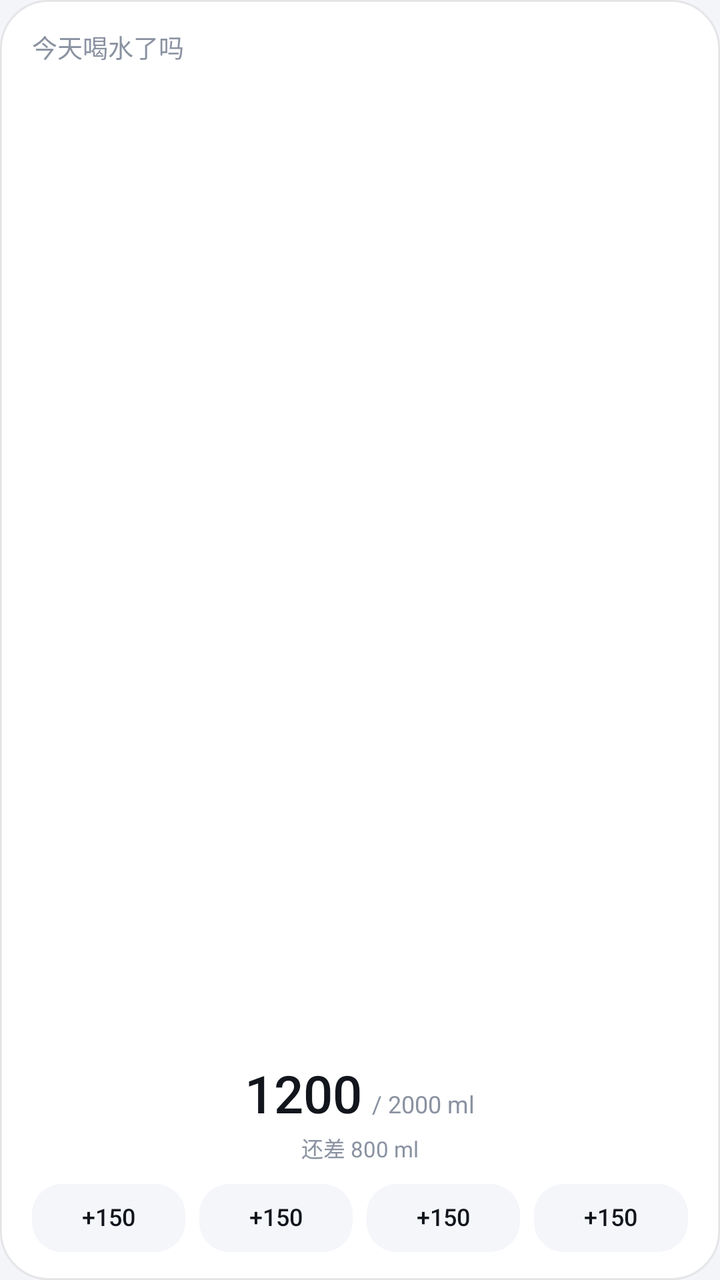
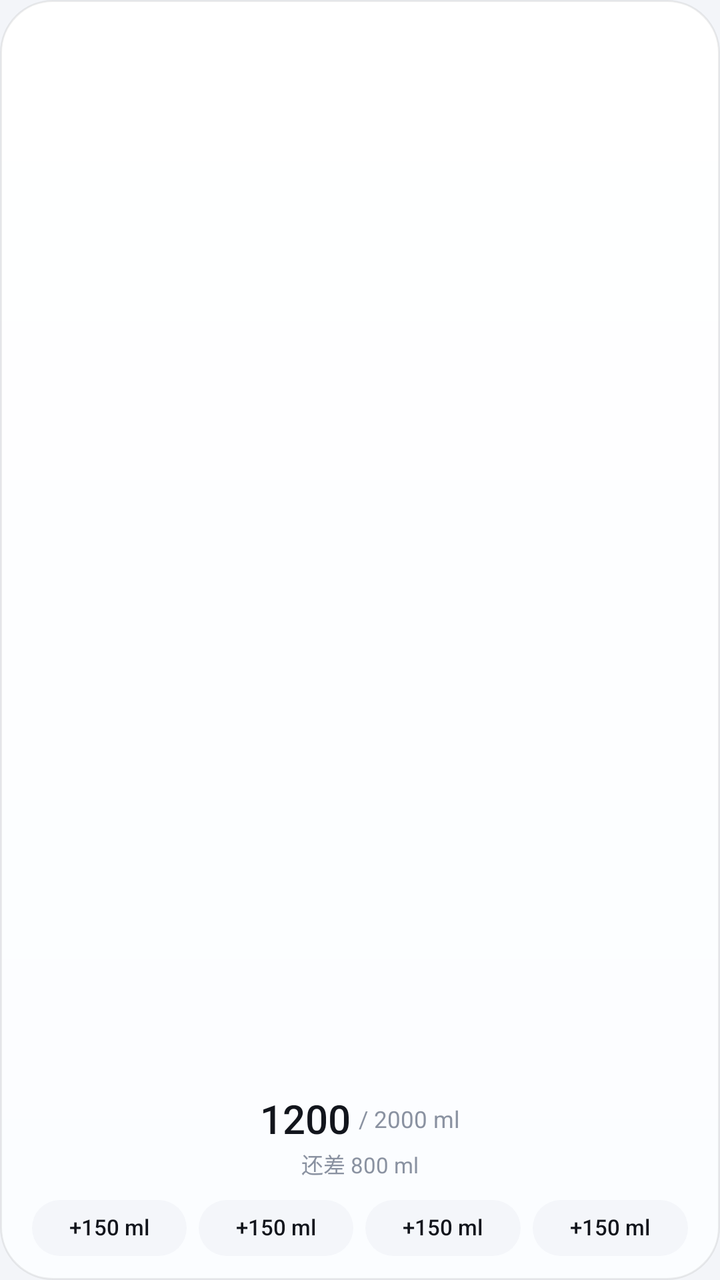

An Android layout rendered at two revisions. The XML below is the earlier revision; the diff shows what the commit changed to produce the second picture.
<!-- AndroidManifest.xml: application theme Theme.DrinkToday -->
<!-- res/layout/widget_drink.xml -->
<?xml version="1.0" encoding="utf-8"?>
<LinearLayout xmlns:android="http://schemas.android.com/apk/res/android"
    android:layout_width="match_parent"
    android:layout_height="match_parent"
    android:background="@drawable/bg_widget"
    android:orientation="vertical"
    android:paddingStart="16dp"
    android:paddingTop="14dp"
    android:paddingEnd="16dp"
    android:paddingBottom="14dp">

    <TextView
        android:layout_width="match_parent"
        android:layout_height="wrap_content"
        android:fontFamily="sans-serif-medium"
        android:includeFontPadding="false"
        android:maxLines="1"
        android:text="@string/title_today"
        android:textColor="@color/text_secondary"
        android:textSize="12.5sp" />

    <FrameLayout
        android:id="@+id/widgetCupArea"
        android:layout_width="match_parent"
        android:layout_height="0dp"
        android:layout_weight="1"
        android:minHeight="72dp">

        <ImageView
            android:id="@+id/widgetCup"
            android:layout_width="match_parent"
            android:layout_height="match_parent"
            android:contentDescription="@string/widget_open_app"
            android:scaleType="fitCenter" />
    </FrameLayout>

    <LinearLayout
        android:id="@+id/widgetInfo"
        android:layout_width="match_parent"
        android:layout_height="wrap_content"
        android:gravity="center_horizontal|bottom"
        android:orientation="horizontal">

        <TextView
            android:id="@+id/widgetTotal"
            android:layout_width="wrap_content"
            android:layout_height="wrap_content"
            android:fontFamily="sans-serif-medium"
            android:fontFeatureSettings="tnum"
            android:includeFontPadding="false"
            android:text="@string/widget_total_preview"
            android:textColor="@color/text_primary"
            android:textSize="26sp" />

        <TextView
            android:id="@+id/widgetGoal"
            android:layout_width="wrap_content"
            android:layout_height="wrap_content"
            android:layout_marginStart="5dp"
            android:includeFontPadding="false"
            android:text="@string/widget_goal_preview"
            android:textColor="@color/text_secondary"
            android:textSize="12sp" />
    </LinearLayout>

    <TextView
        android:id="@+id/widgetHint"
        android:layout_width="match_parent"
        android:layout_height="wrap_content"
        android:layout_marginTop="3dp"
        android:gravity="center_horizontal"
        android:includeFontPadding="false"
        android:maxLines="1"
        android:text="@string/widget_hint_preview"
        android:textColor="@color/text_secondary"
        android:textSize="11sp" />

    <LinearLayout
        android:id="@+id/widgetButtons"
        android:layout_width="match_parent"
        android:layout_height="34dp"
        android:layout_marginTop="10dp"
        android:baselineAligned="false"
        android:orientation="horizontal">

        <TextView
            android:id="@+id/widgetBtn1"
            android:layout_width="0dp"
            android:layout_height="match_parent"
            android:layout_weight="1"
            android:background="@drawable/bg_widget_chip"
            android:fontFamily="sans-serif-medium"
            android:gravity="center"
            android:includeFontPadding="false"
            android:maxLines="1"
            android:text="@string/widget_add_preview"
            android:textColor="@color/text_primary"
            android:textSize="12sp" />

        <TextView
            android:id="@+id/widgetBtn2"
            android:layout_width="0dp"
            android:layout_height="match_parent"
            android:layout_marginStart="7dp"
            android:layout_weight="1"
            android:background="@drawable/bg_widget_chip"
            android:fontFamily="sans-serif-medium"
            android:gravity="center"
            android:includeFontPadding="false"
            android:maxLines="1"
            android:text="@string/widget_add_preview"
            android:textColor="@color/text_primary"
            android:textSize="12sp" />

        <TextView
            android:id="@+id/widgetBtn3"
            android:layout_width="0dp"
            android:layout_height="match_parent"
            android:layout_marginStart="7dp"
            android:layout_weight="1"
            android:background="@drawable/bg_widget_chip"
            android:fontFamily="sans-serif-medium"
            android:gravity="center"
            android:includeFontPadding="false"
            android:maxLines="1"
            android:text="@string/widget_add_preview"
            android:textColor="@color/text_primary"
            android:textSize="12sp" />

        <TextView
            android:id="@+id/widgetBtn4"
            android:layout_width="0dp"
            android:layout_height="match_parent"
            android:layout_marginStart="7dp"
            android:layout_weight="1"
            android:background="@drawable/bg_widget_chip"
            android:fontFamily="sans-serif-medium"
            android:gravity="center"
            android:includeFontPadding="false"
            android:maxLines="1"
            android:text="@string/widget_add_preview"
            android:textColor="@color/text_primary"
            android:textSize="12sp" />
    </LinearLayout>
</LinearLayout>
<!-- resources referenced by this layout -->
<resources>
  <color name="text_primary">#12151C</color>
  <color name="text_secondary">#8A92A1</color>
  <!-- drawable bg_widget (drawable) -->
  <?xml version="1.0" encoding="utf-8"?>
  <shape xmlns:android="http://schemas.android.com/apk/res/android" android:shape="rectangle">
      <solid android:color="#FFFFFF" />
      <corners android:radius="24dp" />
      <stroke
          android:width="1dp"
          android:color="#14000000" />
  </shape>
  <!-- drawable bg_widget_chip (drawable) -->
  <?xml version="1.0" encoding="utf-8"?>
  <shape xmlns:android="http://schemas.android.com/apk/res/android" android:shape="rectangle">
      <solid android:color="#F4F6FA" />
      <corners android:radius="15dp" />
  </shape>
  <string name="title_today">今天喝水了吗</string>
  <string name="widget_add_preview">+150</string>
  <string name="widget_goal_preview">/ 2000 ml</string>
  <string name="widget_hint_preview">还差 800 ml</string>
  <string name="widget_open_app">打开今天喝水了吗</string>
  <string name="widget_total_preview">1200</string>
  <style name="Theme.DrinkToday" parent="Theme.DrinkToday.Base" />
  <style name="Theme.DrinkToday.Base" parent="Theme.AppCompat.Light.NoActionBar">
          <item name="android:windowBackground">@color/bg</item>
          <item name="android:statusBarColor">@android:color/transparent</item>
          <item name="android:navigationBarColor">@android:color/transparent</item>
          <item name="android:windowLightStatusBar">true</item>
          <item name="android:windowDrawsSystemBarBackgrounds">true</item>
          <item name="colorAccent">@color/accent</item>
          <item name="android:textColorPrimary">@color/text_primary</item>
          <item name="android:fontFamily">sans-serif</item>
      </style>
  <color name="bg">#F3F5F9</color>
  <color name="accent">#3482FF</color>
</resources>

<!-- the commit's change to res/layout/widget_drink.xml (unified diff, before → after) -->
@@ -7,24 +7,15 @@
     android:paddingStart="16dp"
     android:paddingTop="14dp"
     android:paddingEnd="16dp"
-    android:paddingBottom="14dp">
+    android:paddingBottom="12dp">
 
-    <TextView
-        android:layout_width="match_parent"
-        android:layout_height="wrap_content"
-        android:fontFamily="sans-serif-medium"
-        android:includeFontPadding="false"
-        android:maxLines="1"
-        android:text="@string/title_today"
-        android:textColor="@color/text_secondary"
-        android:textSize="12.5sp" />
-
+    
     <FrameLayout
         android:id="@+id/widgetCupArea"
         android:layout_width="match_parent"
         android:layout_height="0dp"
         android:layout_weight="1"
-        android:minHeight="72dp">
+        android:minHeight="86dp">
 
         <ImageView
             android:id="@+id/widgetCup"
@@ -38,7 +29,8 @@
         android:id="@+id/widgetInfo"
         android:layout_width="match_parent"
         android:layout_height="wrap_content"
-        android:gravity="center_horizontal|bottom"
+        android:layout_marginTop="10dp"
+        android:gravity="center"
         android:orientation="horizontal">
 
         <TextView
@@ -50,24 +42,24 @@
             android:includeFontPadding="false"
             android:text="@string/widget_total_preview"
             android:textColor="@color/text_primary"
-            android:textSize="26sp" />
+            android:textSize="20sp" />
 
         <TextView
             android:id="@+id/widgetGoal"
             android:layout_width="wrap_content"
             android:layout_height="wrap_content"
-            android:layout_marginStart="5dp"
+            android:layout_marginStart="4dp"
             android:includeFontPadding="false"
             android:text="@string/widget_goal_preview"
             android:textColor="@color/text_secondary"
-            android:textSize="12sp" />
+            android:textSize="11.5sp" />
     </LinearLayout>
 
     <TextView
         android:id="@+id/widgetHint"
         android:layout_width="match_parent"
         android:layout_height="wrap_content"
-        android:layout_marginTop="3dp"
+        android:layout_marginTop="2dp"
         android:gravity="center_horizontal"
         android:includeFontPadding="false"
         android:maxLines="1"
@@ -78,7 +70,7 @@
     <LinearLayout
         android:id="@+id/widgetButtons"
         android:layout_width="match_parent"
-        android:layout_height="34dp"
+        android:layout_height="28dp"
         android:layout_marginTop="10dp"
         android:baselineAligned="false"
         android:orientation="horizontal">
@@ -88,6 +80,9 @@
             android:layout_width="0dp"
             android:layout_height="match_parent"
             android:layout_weight="1"
+            android:autoSizeMaxTextSize="11sp"
+            android:autoSizeMinTextSize="9sp"
+            android:autoSizeTextType="uniform"
             android:background="@drawable/bg_widget_chip"
             android:fontFamily="sans-serif-medium"
             android:gravity="center"
@@ -95,14 +90,17 @@
             android:maxLines="1"
             android:text="@string/widget_add_preview"
             android:textColor="@color/text_primary"
-            android:textSize="12sp" />
+            android:textSize="11sp" />
 
         <TextView
             android:id="@+id/widgetBtn2"
             android:layout_width="0dp"
             android:layout_height="match_parent"
-            android:layout_marginStart="7dp"
+            android:layout_marginStart="6dp"
             android:layout_weight="1"
+            android:autoSizeMaxTextSize="11sp"
+            android:autoSizeMinTextSize="9sp"
+            android:autoSizeTextType="uniform"
             android:background="@drawable/bg_widget_chip"
             android:fontFamily="sans-serif-medium"
             android:gravity="center"
@@ -110,14 +108,17 @@
             android:maxLines="1"
             android:text="@string/widget_add_preview"
             android:textColor="@color/text_primary"
-            android:textSize="12sp" />
+            android:textSize="11sp" />
 
         <TextView
             android:id="@+id/widgetBtn3"
             android:layout_width="0dp"
             android:layout_height="match_parent"
-            android:layout_marginStart="7dp"
+            android:layout_marginStart="6dp"
             android:layout_weight="1"
+            android:autoSizeMaxTextSize="11sp"
+            android:autoSizeMinTextSize="9sp"
+            android:autoSizeTextType="uniform"
             android:background="@drawable/bg_widget_chip"
             android:fontFamily="sans-serif-medium"
             android:gravity="center"
@@ -125,14 +126,17 @@
             android:maxLines="1"
             android:text="@string/widget_add_preview"
             android:textColor="@color/text_primary"
-            android:textSize="12sp" />
+            android:textSize="11sp" />
 
         <TextView
             android:id="@+id/widgetBtn4"
             android:layout_width="0dp"
             android:layout_height="match_parent"
-            android:layout_marginStart="7dp"
+            android:layout_marginStart="6dp"
             android:layout_weight="1"
+            android:autoSizeMaxTextSize="11sp"
+            android:autoSizeMinTextSize="9sp"
+            android:autoSizeTextType="uniform"
             android:background="@drawable/bg_widget_chip"
             android:fontFamily="sans-serif-medium"
             android:gravity="center"
@@ -140,6 +144,6 @@
             android:maxLines="1"
             android:text="@string/widget_add_preview"
             android:textColor="@color/text_primary"
-            android:textSize="12sp" />
+            android:textSize="11sp" />
     </LinearLayout>
 </LinearLayout>
<!-- resource entries referenced after the edit -->
@@ -5,11 +5,14 @@
   <!-- drawable bg_widget (drawable) -->
   <?xml version="1.0" encoding="utf-8"?>
   <shape xmlns:android="http://schemas.android.com/apk/res/android" android:shape="rectangle">
-      <solid android:color="#FFFFFF" />
-      <corners android:radius="24dp" />
+      <gradient
+          android:angle="270"
+          android:endColor="#FFFBFDFF"
+          android:startColor="#FFFFFFFF" />
+      <corners android:radius="26dp" />
       <stroke
           android:width="1dp"
-          android:color="#14000000" />
+          android:color="#12000000" />
   </shape>
   <!-- drawable bg_widget_chip (drawable) -->
   <?xml version="1.0" encoding="utf-8"?>
@@ -17,8 +20,7 @@
       <solid android:color="#F4F6FA" />
       <corners android:radius="15dp" />
   </shape>
-  <string name="title_today">今天喝水了吗</string>
-  <string name="widget_add_preview">+150</string>
+  <string name="widget_add_preview">+150 ml</string>
   <string name="widget_goal_preview">/ 2000 ml</string>
   <string name="widget_hint_preview">还差 800 ml</string>
   <string name="widget_open_app">打开今天喝水了吗</string>
